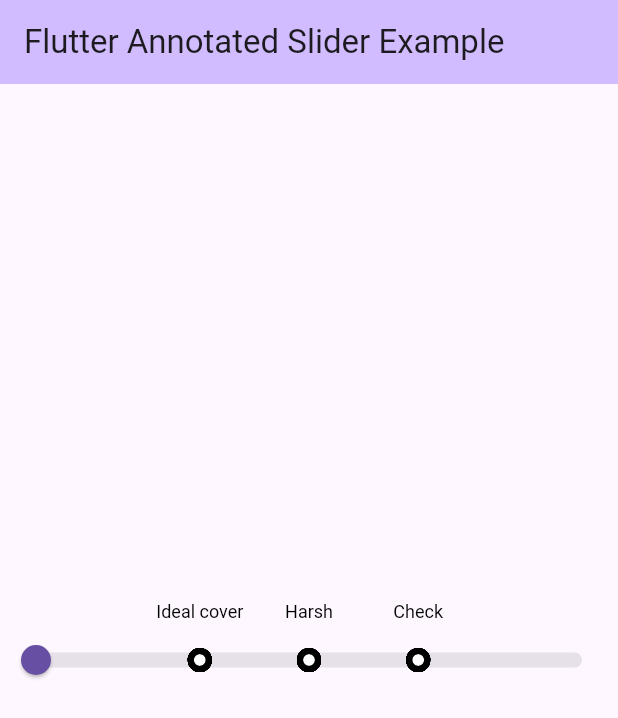
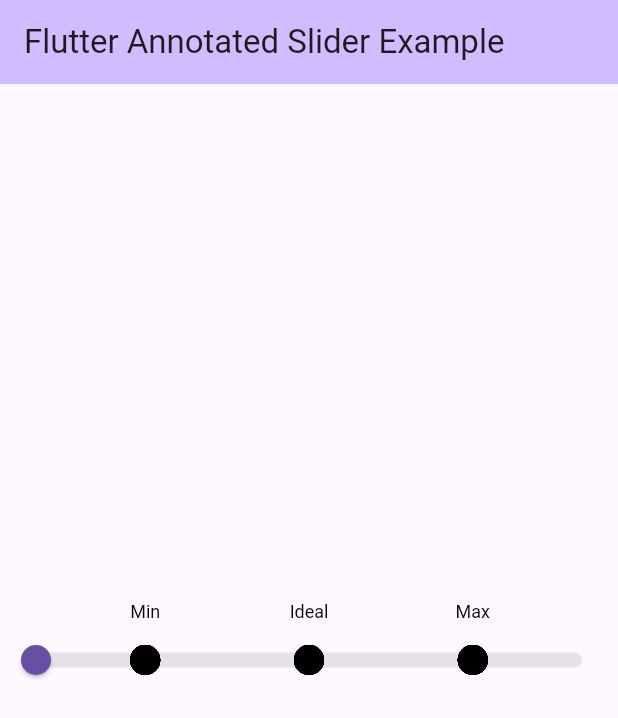
Before and after one commit to harshrastogi-1/annotated_slider, a Flutter app: the screen it shows after launch, on a phone screen of 412 x 824 dp. Shown: the top 718 px of the screen. Run offline on Flutter 3.47's test engine with Material 3 defaults, Android fonts, the phone set to English and light mode, and no system bars.

Commit message:
list marker setup

```diff
--- a/example/lib/main.dart
+++ b/example/lib/main.dart
@@ -51,7 +51,7 @@ class _MyHomePageState extends State<MyHomePage> {
                 overlayShape: const AnnotatedRoundSliderOverlayShape(
                   overlayRadius: 24.0,
                 ),
-                markerShape: DOTShape([.3, .5, .7]),
+                markerShape: DOTShape([.2, .5, .8]),
                 tickMarkShape: const AnnotatedRoundSliderTickMarkShape(),
                 valueIndicatorShape:
                     const AnnotatedPaddleSliderValueIndicatorShape(),
@@ -68,10 +68,10 @@ class _MyHomePageState extends State<MyHomePage> {
                 min: 0.0,
                 max: 1000.0,
                 label: _value.toString(),
-                markerLabel: ["Ideal cover", "Harsh", "Check"],
+                markerLabel: ["Min", "Ideal", "Max"],
                 value: _value,
                 divisions: 100,
-                markerLabelPosition: [.3, .5, .7],
+                markerLabelPosition: [.2, .5, .8],
                 onChangeEnd: (value) {},
                 onChanged: (double value) {
                   setState(() {
@@ -92,7 +92,7 @@ class DOTShape extends AnnotatedSliderMarkerShape {
 
   DOTShape(this.value);
 
-  static const double containerRadius = 6.0;
+  static const double containerRadius = 10.0;
   final List<Rect> markerPainter = [];
 
   @override
@@ -168,18 +168,11 @@ class DOTShape extends AnnotatedSliderMarkerShape {
 
     final Paint fillPaint =
         Paint()
-          ..color = Colors.white38
+          ..color = Colors.black
           ..style = PaintingStyle.fill;
-
-    final Paint borderPaint =
-        Paint()
-          ..color = Colors.black
-          ..style = PaintingStyle.stroke
-          ..strokeWidth = 4.0;
 
     for (int i = 0; i < markerRect.length; i++) {
       canvas.drawCircle(markerRect[i].center, containerRadius, fillPaint);
-      canvas.drawCircle(markerRect[i].center, containerRadius, borderPaint);
     }
   }
 }
```
